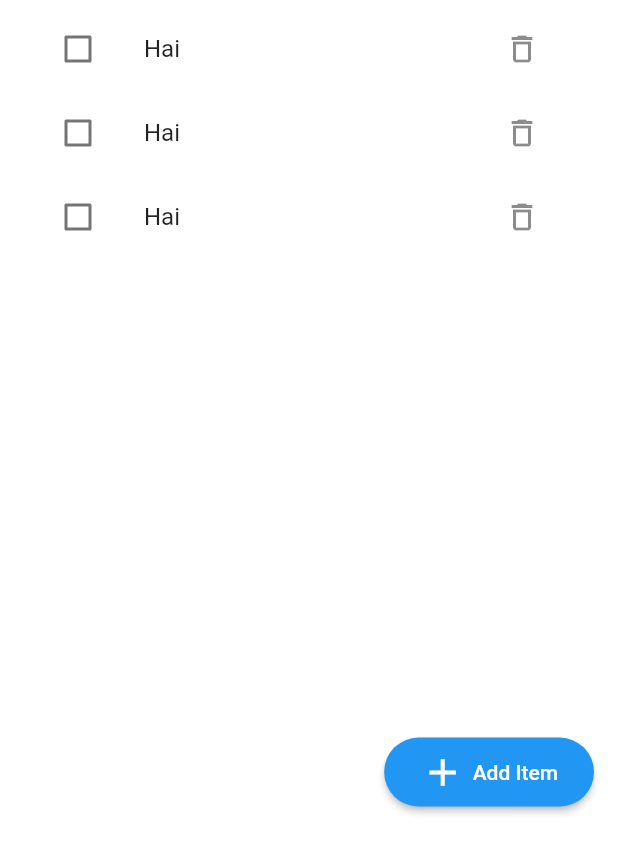
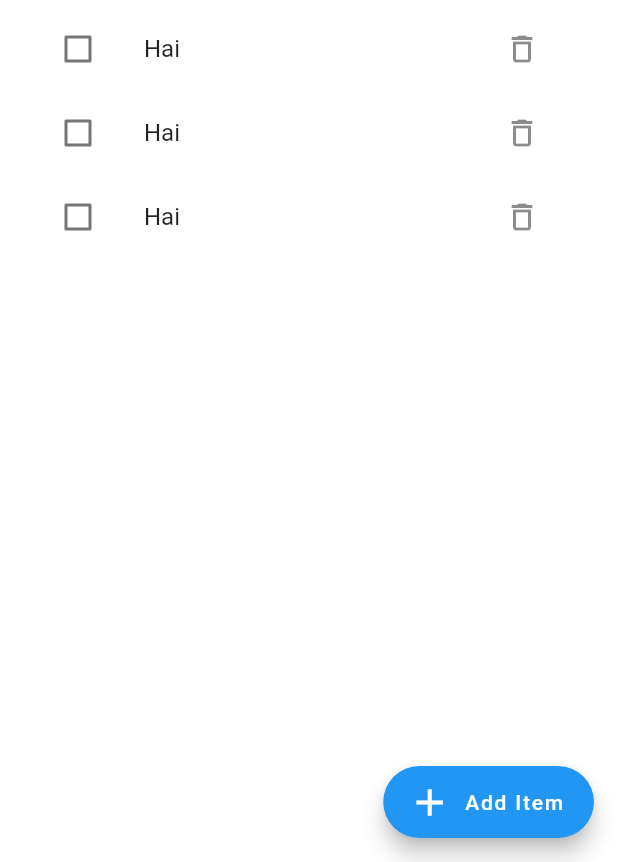
Before and after one commit to Nithsua/todo, a Flutter app: the screen it shows after launch, after a tap on an icon or button, on a phone screen of 412 x 824 dp, the part 374-1236 px from its top. Run offline on Flutter 3.47's test engine with Material 2 defaults, Android fonts, the phone set to English and light mode, and no system bars.

Commit message:
Replaced the customFloatingButton with default one

```diff
--- a/lib/screens/todopage.dart
+++ b/lib/screens/todopage.dart
@@ -1,8 +1,8 @@
 import 'package:flutter/material.dart';
 import 'package:provider/provider.dart';
-import 'package:todo/model/todo.dart';
 import 'package:todo/model/todocollection.dart';
 import 'package:todo/repo/todorepo.dart';
+import 'package:todo/screens/newtodo.dart';
 import 'package:todo/widgets/listtile.dart';
 import 'package:todo/widgets/progressbar.dart';
 
@@ -96,34 +96,29 @@ class TodoPage extends StatelessWidget {
               ),
             ],
           ),
-          floatingActionButton: Padding(
-            padding: const EdgeInsets.only(bottom: 20.0),
-            child: RaisedButton(
-              child: Padding(
-                padding: const EdgeInsets.all(8.0),
-                child: Row(
-                  mainAxisSize: MainAxisSize.min,
-                  children: [
-                    Icon(
-                      Icons.add,
-                      color: Colors.white,
-                      size: 30.0,
-                    ),
-                    SizedBox(width: 5.0),
-                    Text(
-                      'Add Item',
-                      style: TextStyle(
-                        color: Colors.white,
-                        // fontSize: 30.0,
-                      ),
-                    ),
-                  ],
-                ),
+          floatingActionButton: FloatingActionButton.extended(
+            heroTag: null,
+            onPressed: () {
+              Navigator.push(
+                  context,
+                  MaterialPageRoute(
+                    builder: (context) => MultiProvider(providers: [
+                      ChangeNotifierProvider.value(value: todoCollection),
+                      ChangeNotifierProvider.value(value: todoRepository),
+                    ], child: AddTodoPage()),
+                  ));
+            },
+            label: Text(
+              'Add Item',
+              style: TextStyle(
+                color: Colors.white,
+                // fontSize: 30.0,
               ),
-              color: _todoCollection.accentColor,
-              onPressed: () {},
-              shape: RoundedRectangleBorder(
-                  borderRadius: BorderRadius.circular(30.0)),
+            ),
+            icon: Icon(
+              Icons.add,
+              color: Colors.white,
+              size: 30.0,
             ),
           ),
         ),
```
